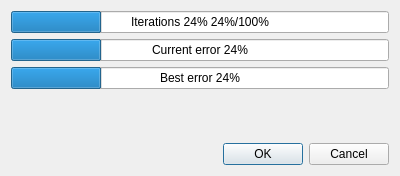
Qt form Gui/TrainingDialog.ui (sarum9in/lab_neuro_example) before a commit.
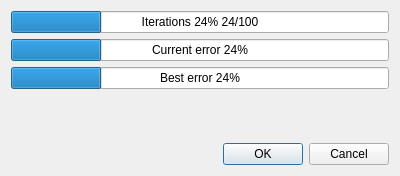
The same form after that commit.

Diff of the .ui file:
```diff
--- a/Gui/TrainingDialog.ui
+++ b/Gui/TrainingDialog.ui
@@ -20,7 +20,7 @@
       <number>24</number>
      </property>
      <property name="format">
-      <string>Iterations %p% %v%/%m%</string>
+      <string>Iterations %p% %v/%m</string>
      </property>
     </widget>
    </item>
```
